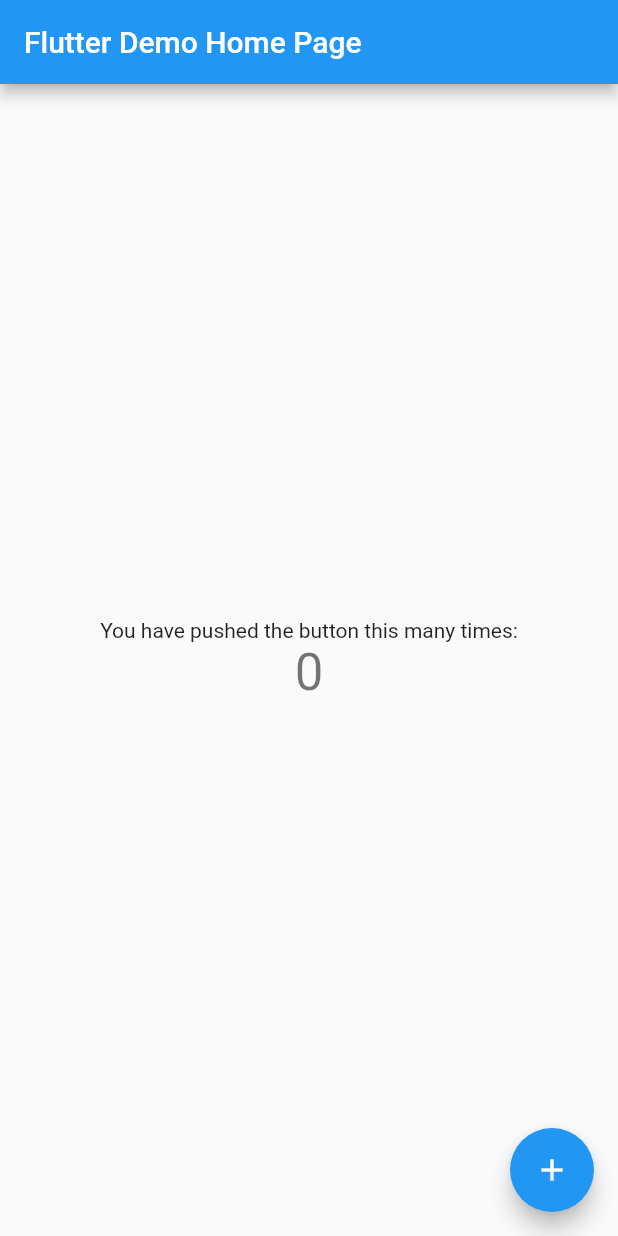
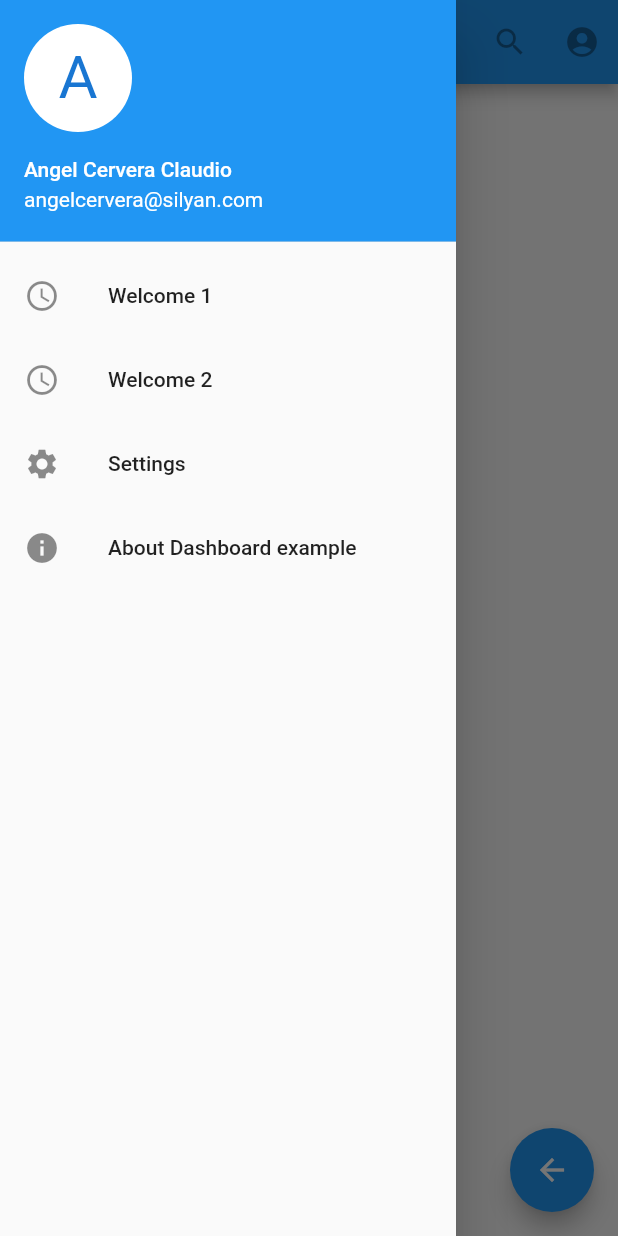
Before and after one commit to simplexportal/simplex-flutter-dashboard, a Flutter app: the screen it shows after launch, with the side drawer open (before the commit the screen has no drawer), on a phone screen of 412 x 824 dp. Run offline on Flutter 3.47's test engine with Material 2 defaults, Android fonts, the phone set to English and light mode, and no system bars.

Commit message:
First approach commons skeleton

```diff
--- a/lib/main.dart
+++ b/lib/main.dart
@@ -1,113 +1,13 @@
 import 'package:flutter/material.dart';
+import 'package:simplex_flutter_dashboard/views/common/MainSkeleton.dart';
 
 void main() {
-  runApp(MyApp());
+  runApp(MaterialApp(
+      title: 'Dashboard',
+      debugShowCheckedModeBanner: false,
+      routes: {
+        '/': (context) => MainSkeleton(body: Center(child: Text('Hello word 1!'))),
+        '/welcome/1': (context) => MainSkeleton(body: Center(child: Text('Welcome 1!'))),
+        '/welcome/2': (context) => MainSkeleton(body: Center(child: Text('Welcome 2!'))),
+      }));
 }
-
-class MyApp extends StatelessWidget {
-  // This widget is the root of your application.
-  @override
-  Widget build(BuildContext context) {
-    return MaterialApp(
-      title: 'Flutter Demo',
-      theme: ThemeData(
-        // This is the theme of your application.
-        //
-        // Try running your application with "flutter run". You'll see the
-        // application has a blue toolbar. Then, without quitting the app, try
-        // changing the primarySwatch below to Colors.green and then invoke
-        // "hot reload" (press "r" in the console where you ran "flutter run",
-        // or simply save your changes to "hot reload" in a Flutter IDE).
-        // Notice that the counter didn't reset back to zero; the application
-        // is not restarted.
-        primarySwatch: Colors.blue,
-      ),
-      home: MyHomePage(title: 'Flutter Demo Home Page'),
-    );
-  }
-}
-
-class MyHomePage extends StatefulWidget {
-  MyHomePage({Key key, this.title}) : super(key: key);
-
-  // This widget is the home page of your application. It is stateful, meaning
-  // that it has a State object (defined below) that contains fields that affect
-  // how it looks.
-
-  // This class is the configuration for the state. It holds the values (in this
-  // case the title) provided by the parent (in this case the App widget) and
-  // used by the build method of the State. Fields in a Widget subclass are
-  // always marked "final".
-
-  final String title;
-
-  @override
-  _MyHomePageState createState() => _MyHomePageState();
-}
-
-class _MyHomePageState extends State<MyHomePage> {
-  int _counter = 0;
-
-  void _incrementCounter() {
-    setState(() {
-      // This call to setState tells the Flutter framework that something has
-      // changed in this State, which causes it to rerun the build method below
-      // so that the display can reflect the updated values. If we changed
-      // _counter without calling setState(), then the build method would not be
-      // called again, and so nothing would appear to happen.
-      _counter++;
-    });
-  }
-
-  @override
-  Widget build(BuildContext context) {
-    // This method is rerun every time setState is called, for instance as done
-    // by the _incrementCounter method above.
-    //
-    // The Flutter framework has been optimized to make rerunning build methods
-    // fast, so that you can just rebuild anything that needs updating rather
-    // than having to individually change instances of widgets.
-    return Scaffold(
-      appBar: AppBar(
-        // Here we take the value from the MyHomePage object that was created by
-        // the App.build method, and use it to set our appbar title.
-        title: Text(widget.title),
-      ),
-      body: Center(
-        // Center is a layout widget. It takes a single child and positions it
-        // in the middle of the parent.
-        child: Column(
-          // Column is also a layout widget. It takes a list of children and
-          // arranges them vertically. By default, it sizes itself to fit its
-          // children horizontally, and tries to be as tall as its parent.
-          //
-          // Invoke "debug painting" (press "p" in the console, choose the
-          // "Toggle Debug Paint" action from the Flutter Inspector in Android
-          // Studio, or the "Toggle Debug Paint" command in Visual Studio Code)
-          // to see the wireframe for each widget.
-          //
-          // Column has various properties to control how it sizes itself and
-          // how it positions its children. Here we use mainAxisAlignment to
-          // center the children vertically; the main axis here is the vertical
-          // axis because Columns are vertical (the cross axis would be
-          // horizontal).
-          mainAxisAlignment: MainAxisAlignment.center,
-          children: <Widget>[
-            Text(
-              'You have pushed the button this many times:',
-            ),
-            Text(
-              '$_counter',
-              style: Theme.of(context).textTheme.headline4,
-            ),
-          ],
-        ),
-      ),
-      floatingActionButton: FloatingActionButton(
-        onPressed: _incrementCounter,
-        tooltip: 'Increment',
-        child: Icon(Icons.add),
-      ), // This trailing comma makes auto-formatting nicer for build methods.
-    );
-  }
-}
--- /dev/null
+++ b/lib/views/common/MainSkeleton.dart
@@ -0,0 +1,87 @@
+import 'package:flutter/material.dart';
+
+
+class MainSkeleton extends StatelessWidget {
+  final Widget body;
+
+  const MainSkeleton({Key key, this.body}) : super(key: key);
+
+  @override
+  Widget build(BuildContext context) {
+    // Scaffold is a layout for the major Material Components.
+    return Scaffold(
+      appBar: AppBar(
+        title: Text('Simplexportal dashboard example'),
+        actions: <Widget>[
+          IconButton(
+            icon: Icon(Icons.search),
+            tooltip: 'Search',
+            onPressed: null,
+          ),
+          IconButton(
+            icon: Icon(Icons.account_circle),
+            tooltip: 'Profile',
+            onPressed: null,
+          ),
+        ],
+      ),
+      // body is the majority of the screen.
+      body: body,
+      drawer: MainDrawer(),
+      floatingActionButton: FloatingActionButton(
+        tooltip: 'Back', // used by assistive technologies
+        child: Icon(Icons.arrow_back),
+        onPressed: () => Navigator.popUntil(context, ModalRoute.withName('/')),
+      ),);
+  }
+
+}
+
+class MainDrawer extends StatelessWidget {
+  @override
+  Widget build(BuildContext context) =>
+      Drawer(
+        child: ListView(
+          padding: EdgeInsets.zero,
+          children: <Widget>[
+            UserAccountsDrawerHeader(
+              accountName: Text("Angel Cervera Claudio"),
+              accountEmail: Text("angelcervera@silyan.com"),
+              currentAccountPicture: CircleAvatar(
+                backgroundColor: Theme
+                    .of(context)
+                    .platform == TargetPlatform.iOS
+                    ? Colors.blue
+                    : Colors.white,
+                child: Text(
+                  "A",
+                  style: TextStyle(fontSize: 40.0),
+                ),
+              ),
+            ),
+            ListTile(
+              leading: Icon(Icons.access_time),
+              title: Text('Welcome 1'),
+              onTap: () => Navigator.pushNamedAndRemoveUntil(context, "/welcome/1", ModalRoute.withName('/'))
+            ),
+            ListTile(
+              leading: Icon(Icons.access_time),
+              title: Text('Welcome 2'),
+              onTap: () => Navigator.pushNamedAndRemoveUntil(context, "/welcome/2", (Route<dynamic> route) => route.settings.name == '/')
+            ),
+            ListTile(
+              leading: Icon(Icons.settings),
+              title: Text('Settings'),
+            ),
+            AboutListTile(
+              icon: Icon(Icons.info),
+              applicationIcon: FlutterLogo(),
+              applicationName: 'Dashboard example',
+              applicationVersion: 'November 2020',
+              applicationLegalese: '\u{a9} 2020 Simplexportal Ltd',
+              // aboutBoxChildren: aboutBoxChildren,
+            )
+          ],
+        ),
+      );
+}
```
Also changed, not shown: 2 other files.
